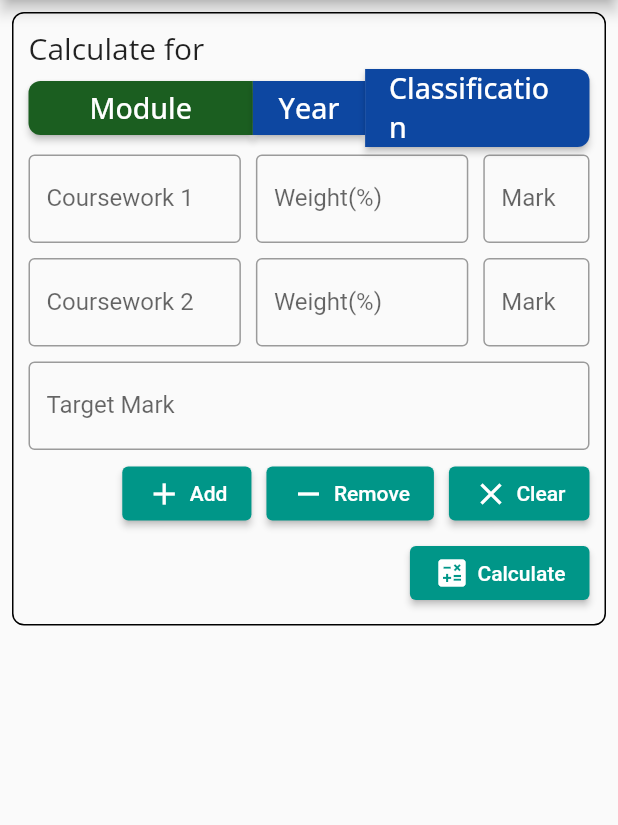
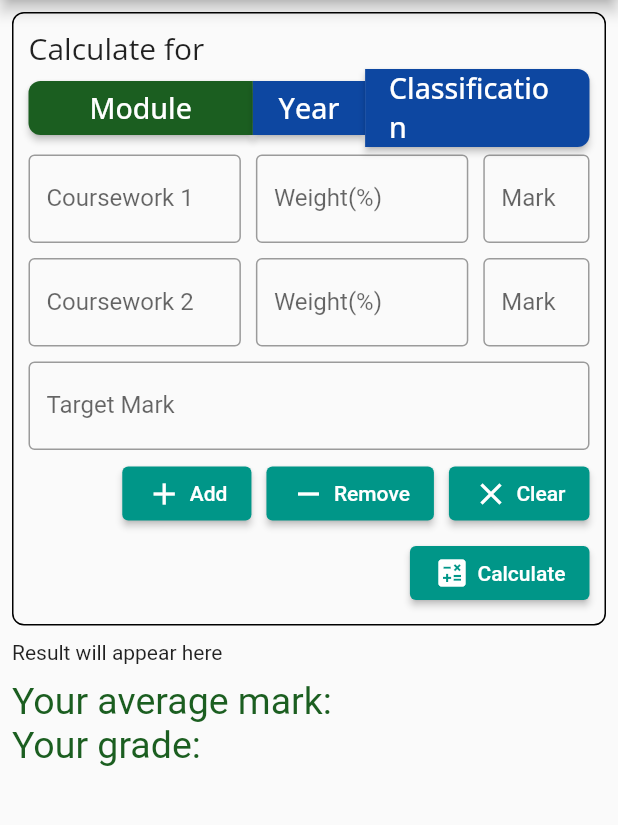
Before and after one commit to kharelprajwol/EasyIslington, a Flutter app: the screen it shows after launch, after a tap on "Clear", on a phone screen of 412 x 824 dp, the part 84-909 px from its top. Run offline on Flutter 3.47's test engine with Material 2 defaults, Android fonts, the phone set to English and light mode, and no system bars; our stand-ins replace flutter_form_builder, google_fonts, shared_preferences; missing offline and left inert: dart:ffi.

Commit message:
Widget to show result in grade calculator page is added

```diff
--- a/lib/features/grade_calculator/screens/calculator_screen.dart
+++ b/lib/features/grade_calculator/screens/calculator_screen.dart
@@ -26,6 +26,20 @@ class _GradeCalculatorState extends State<GradeCalculator> {
   int _moduleRows = 2;
   int _yearRows = 2;
   int _classificationRows = 2;
+  double _moduleResult = 75.0;
+  double _yearResult = 0.0;
+  double _classificationResult = 0.0;
+
+  List<TextEditingController> _moduleCourseworkControllers = [];
+  List<TextEditingController> _moduleWeightControllers = [];
+  List<TextEditingController> _moduleMarkControllers = [];
+
+  List<TextEditingController> _yearModuleControllers = [];
+  List<TextEditingController> _yearCreditControllers = [];
+  List<TextEditingController> _yearMarkControllers = [];
+
+  List<TextEditingController> _classificationYearMarkControllers = [];
+  List<TextEditingController> _classificationWeightControllers = [];
 
   void _selectModule() {
     setState(() {
@@ -92,7 +106,39 @@ class _GradeCalculatorState extends State<GradeCalculator> {
     // Add your calculation logic here
   }
 
-  void _clear() {}
+  void _clear() {
+    // Clear module text controllers
+    for (final controller in _moduleCourseworkControllers) {
+      controller.clear();
+    }
+    for (final controller in _moduleWeightControllers) {
+      controller.clear();
+    }
+    for (final controller in _moduleMarkControllers) {
+      controller.clear();
+    }
+
+    // Clear year text controllers
+    for (final controller in _yearModuleControllers) {
+      controller.clear();
+    }
+    for (final controller in _yearCreditControllers) {
+      controller.clear();
+    }
+    for (final controller in _yearMarkControllers) {
+      controller.clear();
+    }
+
+    // Clear classification text controllers
+    for (final controller in _classificationWeightControllers) {
+      controller.clear();
+    }
+    for (final controller in _classificationYearMarkControllers) {
+      controller.clear();
+    }
+
+    // Clear any other TextField controllers, if applicable
+  }
 
   @override
   void initState() {
@@ -101,8 +147,30 @@ class _GradeCalculatorState extends State<GradeCalculator> {
   }
 
   @override
+  void dispose() {
+    _moduleCourseworkControllers.forEach((controller) => controller.dispose());
+    _moduleWeightControllers.forEach((controller) => controller.dispose());
+    _moduleMarkControllers.forEach((controller) => controller.dispose());
+
+    _yearModuleControllers.forEach((controller) => controller.dispose());
+    _yearCreditControllers.forEach((controller) => controller.dispose());
+    _yearMarkControllers.forEach((controller) => controller.dispose());
+
+    _classificationYearMarkControllers
+        .forEach((controller) => controller.dispose());
+    _classificationWeightControllers
+        .forEach((controller) => controller.dispose());
+
+    super.dispose();
+  }
+
+  @override
   Widget build(BuildContext context) {
-    return Container(
+    return SingleChildScrollView(
+      child: Column(
+        crossAxisAlignment: CrossAxisAlignment.start,
+        children: [
+          Container(
             decoration: BoxDecoration(
               border: Border.all(
                 color: Colors.black,
@@ -111,7 +179,6 @@ class _GradeCalculatorState extends State<GradeCalculator> {
               borderRadius: BorderRadius.circular(8),
             ),
             padding: const EdgeInsets.all(10),
-      child: SingleChildScrollView(
             child: Column(
               crossAxisAlignment: CrossAxisAlignment.start,
               mainAxisAlignment: MainAxisAlignment.start,
@@ -290,7 +357,8 @@ class _GradeCalculatorState extends State<GradeCalculator> {
                           ),
                         ],
                       ),
-                  buildButtons(_addYearRow, _removeYearRow, _calculate, _clear),
+                      buildButtons(
+                          _addYearRow, _removeYearRow, _calculate, _clear),
                     ],
                   ),
                 if (_classificationSelected)
@@ -301,7 +369,8 @@ class _GradeCalculatorState extends State<GradeCalculator> {
                         Column(
                           children: [
                             buildClassificationRow(i),
-                        if (i != _classificationRows - 1) SizedBox(height: 10),
+                            if (i != _classificationRows - 1)
+                              SizedBox(height: 10),
                           ],
                         ),
                       SizedBox(height: 10),
@@ -318,17 +387,48 @@ class _GradeCalculatorState extends State<GradeCalculator> {
                           ),
                         ],
                       ),
-                  buildButtons(_addClassificationRow, _removeClassificationRow,
-                      _calculate, _clear),
+                      buildButtons(_addClassificationRow,
+                          _removeClassificationRow, _calculate, _clear),
                     ],
                   ),
               ],
             ),
           ),
+          SizedBox(
+            height: 10,
+          ),
+          Text('Result will appear here'),
+          SizedBox(
+            height: 10,
+          ),
+          if (_moduleResult > 0.0)
+            Column(
+              crossAxisAlignment: CrossAxisAlignment.start,
+              children: [
+                Text(
+                  'Your average mark:',
+                  style: TextStyle(fontSize: 25, color: Colors.green.shade900),
+                ),
+                Text(
+                  'Your grade:',
+                  style: TextStyle(
+                    fontSize: 25,
+                    color: Colors.green.shade900,
+                  ),
+                ),
+              ],
+            ),
+        ],
+      ),
     );
   }
 
   Row buildModuleRow(int i) {
+    if (_moduleCourseworkControllers.length < i) {
+      _moduleCourseworkControllers.add(TextEditingController());
+      _moduleWeightControllers.add(TextEditingController());
+      _moduleMarkControllers.add(TextEditingController());
+    }
     return Row(
       mainAxisAlignment: MainAxisAlignment.spaceEvenly,
       children: [
@@ -336,6 +436,7 @@ class _GradeCalculatorState extends State<GradeCalculator> {
         Expanded(
           flex: 2, // Give the first TextField twice the width of the others
           child: TextField(
+            controller: _moduleCourseworkControllers[i - 1],
             decoration: InputDecoration(
               labelText: 'Coursework $i',
               border: OutlineInputBorder(),
@@ -346,6 +447,7 @@ class _GradeCalculatorState extends State<GradeCalculator> {
         Expanded(
           flex: 2, // The other two TextFields will have the default width
           child: TextField(
+            controller: _moduleWeightControllers[i - 1],
             decoration: InputDecoration(
               labelText: 'Weight(%)',
               border: OutlineInputBorder(),
@@ -356,6 +458,7 @@ class _GradeCalculatorState extends State<GradeCalculator> {
         Expanded(
           flex: 1, // The other two TextFields will have the default width
           child: TextField(
+            controller: _moduleMarkControllers[i - 1],
             decoration: InputDecoration(
               labelText: 'Mark',
               border: OutlineInputBorder(),
@@ -368,12 +471,21 @@ class _GradeCalculatorState extends State<GradeCalculator> {
   }
 
   Row buildYearRow(int i) {
+    // Create TextEditingController instances for this row if they do not exist
+    if (_yearModuleControllers.length < i) {
+      _yearModuleControllers.add(TextEditingController());
+      _yearCreditControllers.add(TextEditingController());
+      _yearMarkControllers.add(TextEditingController());
+    }
+
     return Row(
       mainAxisAlignment: MainAxisAlignment.spaceEvenly,
       children: [
-        //SizedBox(width: 10),
+        // ...
+        // Assign controllers to the corresponding TextFields
         Expanded(
           child: TextField(
+            controller: _yearModuleControllers[i - 1],
             decoration: InputDecoration(
               labelText: 'Module $i',
               border: OutlineInputBorder(),
@@ -383,6 +495,7 @@ class _GradeCalculatorState extends State<GradeCalculator> {
         SizedBox(width: 10),
         Expanded(
           child: TextField(
+            controller: _yearCreditControllers[i - 1],
             decoration: InputDecoration(
               labelText: 'Credit',
               border: OutlineInputBorder(),
@@ -392,23 +505,31 @@ class _GradeCalculatorState extends State<GradeCalculator> {
         SizedBox(width: 10),
         Expanded(
           child: TextField(
+            controller: _yearMarkControllers[i - 1],
             decoration: InputDecoration(
               labelText: 'Mark',
               border: OutlineInputBorder(),
             ),
           ),
         ),
-        //SizedBox(width: 10),
+        // ...
       ],
     );
   }
 
   Row buildClassificationRow(int i) {
+    // Create TextEditingController instances for this row if they do not exist
+    if (_classificationYearMarkControllers.length < i + 1) {
+      _classificationYearMarkControllers.add(TextEditingController());
+      _classificationWeightControllers.add(TextEditingController());
+    }
+
     return Row(
       mainAxisAlignment: MainAxisAlignment.spaceEvenly,
       children: [
         Expanded(
           child: TextField(
+            controller: _classificationYearMarkControllers[i],
             decoration: InputDecoration(
               labelText: 'Year ${i + 1} Mark',
               border: OutlineInputBorder(),
@@ -418,6 +539,7 @@ class _GradeCalculatorState extends State<GradeCalculator> {
         SizedBox(width: 10),
         Expanded(
           child: TextField(
+            controller: _classificationWeightControllers[i],
             decoration: InputDecoration(
               labelText: 'Weight(%)',
               border: OutlineInputBorder(),
@@ -466,7 +588,7 @@ class _GradeCalculatorState extends State<GradeCalculator> {
             ),
             SizedBox(width: 10), // Add some space between buttons
             ElevatedButton(
-              onPressed: onClear,
+              onPressed: _clear,
               child: Row(
                 children: [
                   Icon(Icons.clear), // Add icon
```
Lines whose indentation alone changed are shown as unchanged.
